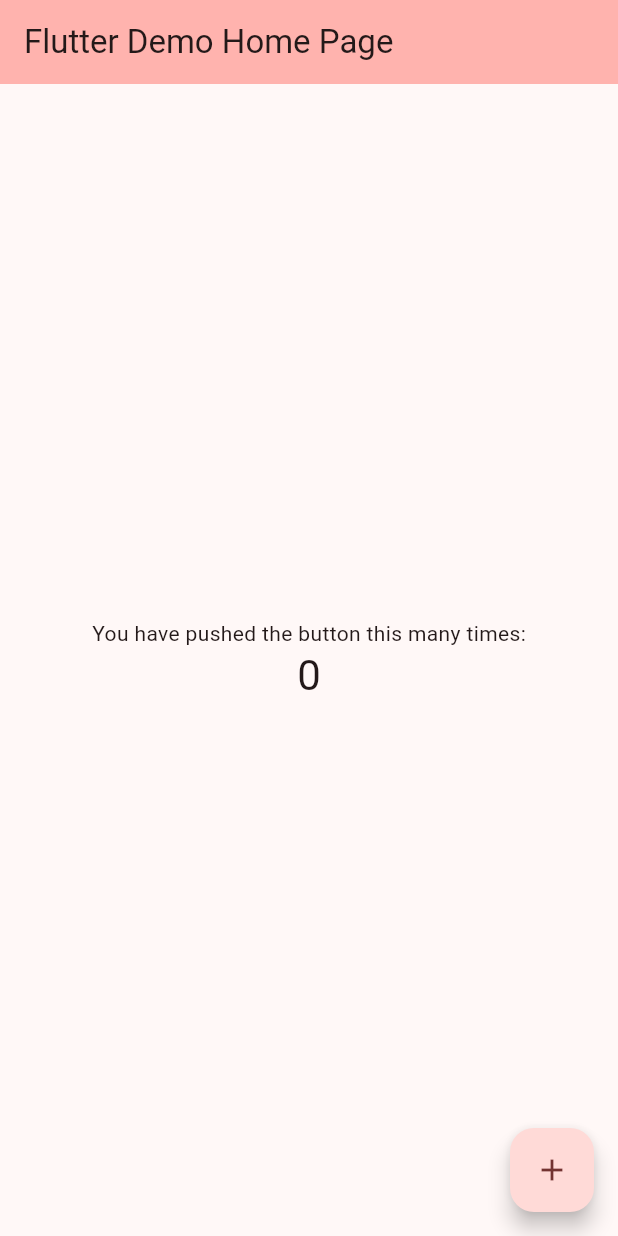
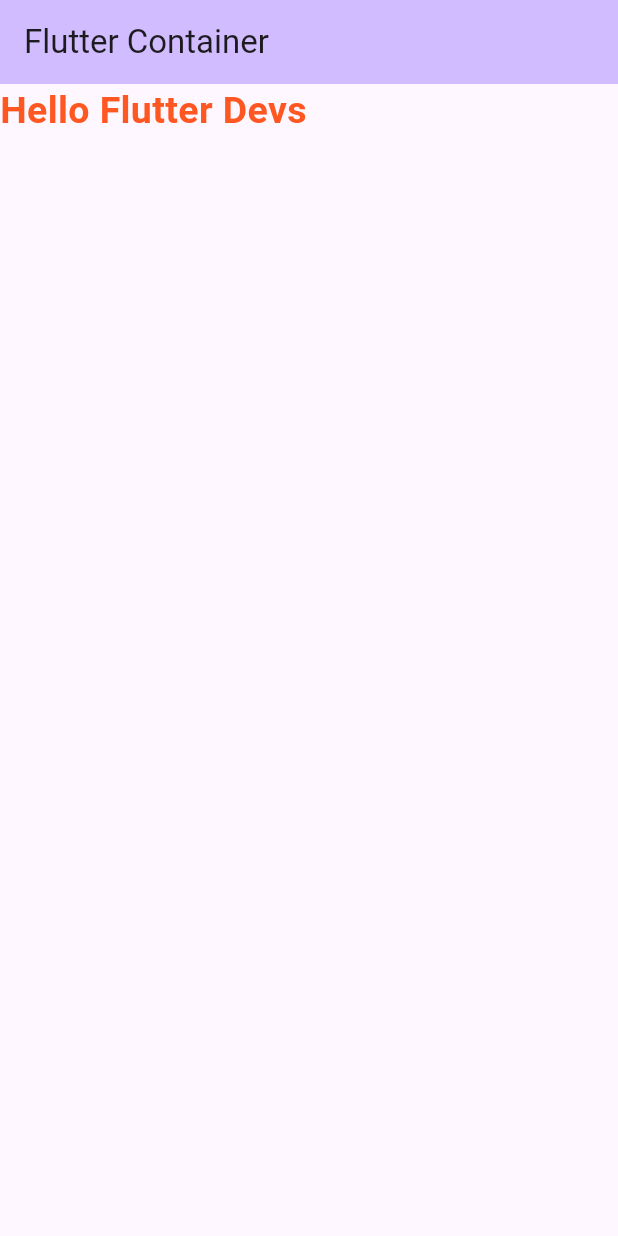
Before and after one commit to AyushSingh172000/Flutter-Repository, a Flutter app: the screen it shows after launch, on a phone screen of 412 x 824 dp. Run offline on Flutter 3.47's test engine with Material 3 defaults, Android fonts, the phone set to English and light mode, and no system bars.

Commit message:
some updates

```diff
--- a/Dart-Language/map.dart
+++ b/Dart-Language/map.dart
@@ -1,4 +1,3 @@
-import 'dart:async';
 
 main(){
   // var map_name = {
--- a/Flutter-Project/my_first_project/lib/main.dart
+++ b/Flutter-Project/my_first_project/lib/main.dart
@@ -12,60 +12,24 @@
   Widget build(BuildContext context) {
     return MaterialApp(
       title: 'Flutter Demo',
+      debugShowCheckedModeBanner: false,
       theme: ThemeData(
-        // This is the theme of your application.
-        //
-        // TRY THIS: Try running your application with "flutter run". You'll see
-        // the application has a purple toolbar. Then, without quitting the app,
-        // try changing the seedColor in the colorScheme below to Colors.green
-        // and then invoke "hot reload" (save your changes or press the "hot
-        // reload" button in a Flutter-supported IDE, or press "r" if you used
-        // the command line to start the app).
-        //
-        // Notice that the counter didn't reset back to zero; the application
-        // state is not lost during the reload. To reset the state, use hot
-        // restart instead.
-        //
-        // This works for code too, not just values: Most code changes can be
-        // tested with just a hot reload.
-        colorScheme: ColorScheme.fromSeed(seedColor: Colors.redAccent),
+        primarySwatch: Colors.blue,
       ),
-      home: const MyHomePage(title: 'Flutter Demo Home Page'),
+      home: const MyHomePage(),
     );
   }
 }
 
 class MyHomePage extends StatefulWidget {
-  const MyHomePage({super.key, required this.title});
-
-  // This widget is the home page of your application. It is stateful, meaning
-  // that it has a State object (defined below) that contains fields that affect
-  // how it looks.
-
-  // This class is the configuration for the state. It holds the values (in this
-  // case the title) provided by the parent (in this case the App widget) and
-  // used by the build method of the State. Fields in a Widget subclass are
-  // always marked "final".
-
-  final String title;
+  const MyHomePage({super.key});
 
   @override
   State<MyHomePage> createState() => _MyHomePageState();
 }
 
 class _MyHomePageState extends State<MyHomePage> {
-  int _counter = 0;
 
-  void _incrementCounter() {
-    setState(() {
-      // This call to setState tells the Flutter framework that something has
-      // changed in this State, which causes it to rerun the build method below
-      // so that the display can reflect the updated values. If we changed
-      // _counter without calling setState(), then the build method would not be
-      // called again, and so nothing would appear to happen.
-      _counter++;
-    });
-  }
 
   @override
   Widget build(BuildContext context) {
@@ -83,40 +47,15 @@
         backgroundColor: Theme.of(context).colorScheme.inversePrimary,
         // Here we take the value from the MyHomePage object that was created by
         // the App.build method, and use it to set our appbar title.
-        title: Text(widget.title),
+        title: Text('Flutter Container'),
       ),
-      body: Center(
-        // Center is a layout widget. It takes a single child and positions it
-        // in the middle of the parent.
-        child: Column(
-          // Column is also a layout widget. It takes a list of children and
-          // arranges them vertically. By default, it sizes itself to fit its
-          // children horizontally, and tries to be as tall as its parent.
-          //
-          // Column has various properties to control how it sizes itself and
-          // how it positions its children. Here we use mainAxisAlignment to
-          // center the children vertically; the main axis here is the vertical
-          // axis because Columns are vertical (the cross axis would be
-          // horizontal).
-          //
-          // TRY THIS: Invoke "debug painting" (choose the "Toggle Debug Paint"
-          // action in the IDE, or press "p" in the console), to see the
-          // wireframe for each widget.
-          mainAxisAlignment: MainAxisAlignment.center,
-          children: <Widget>[
-            const Text('You have pushed the button this many times:'),
-            Text(
-              '$_counter',
-              style: Theme.of(context).textTheme.headlineMedium,
-            ),
-          ],
-        ),
-      ),
-      floatingActionButton: FloatingActionButton(
-        onPressed: _incrementCounter,
-        tooltip: 'Increment',
-        child: const Icon(Icons.add),
-      ), // This trailing comma makes auto-formatting nicer for build methods.
-    );
+      body: Text('Hello Flutter Devs', style: TextStyle(
+        fontSize: 25,
+        color: Colors.deepOrange,
+        fontWeight: FontWeight.bold,
+
+        ),),
+
+      );
   }
 }
```
Also changed, not shown: 1 other file.
